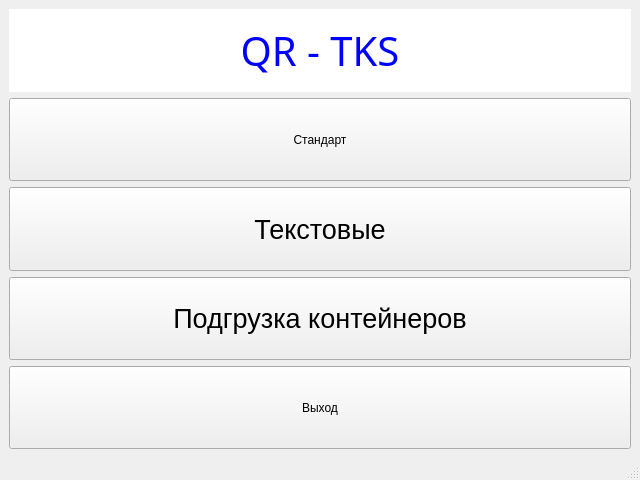
Before: the Qt Designer form mainwindow.ui in shurk4/QR, drawn with Qt 5.
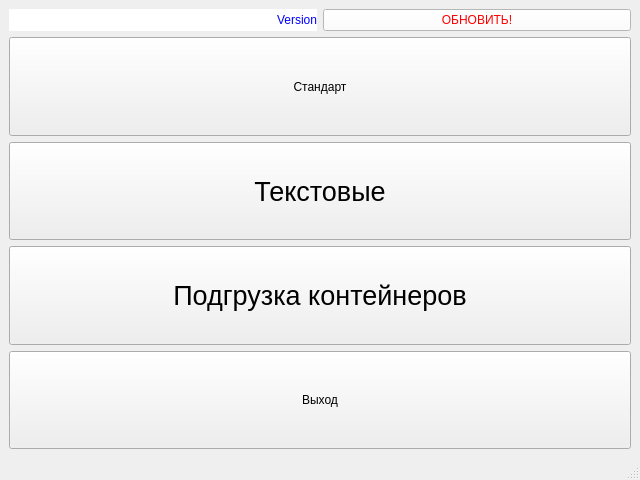
After: the same form once the commit is applied.

Commit message: Added Update funtions: class config, class version

```diff
--- a/mainwindow.ui
+++ b/mainwindow.ui
@@ -30,45 +30,35 @@
     <item row="0" column="0">
      <layout class="QVBoxLayout" name="verticalLayout">
       <item>
-       <widget class="QLabel" name="label">
-        <property name="enabled">
-         <bool>true</bool>
-        </property>
-        <property name="sizePolicy">
-         <sizepolicy hsizetype="Maximum" vsizetype="Expanding">
-          <horstretch>1</horstretch>
-          <verstretch>0</verstretch>
-         </sizepolicy>
-        </property>
-        <property name="maximumSize">
-         <size>
-          <width>1000</width>
-          <height>1000</height>
-         </size>
-        </property>
-        <property name="font">
-         <font>
-          <family>XeniaC</family>
-          <pointsize>30</pointsize>
-          <italic>false</italic>
-          <bold>false</bold>
-         </font>
-        </property>
+       <layout class="QHBoxLayout" name="horizontalLayout">
+        <item>
+         <widget class="QLabel" name="labelVersion">
         <property name="styleSheet">
          <string notr="true">background-color: rgb(255, 255, 255);
 font: 30pt &quot;XeniaC&quot;; 
 color:  rgb(0, 0, 255)</string>
         </property>
         <property name="text">
-         <string>QR - TKS</string>
-        </property>
-        <property name="textFormat">
-         <enum>Qt::AutoText</enum>
+           <string>Version</string>
         </property>
         <property name="alignment">
-         <set>Qt::AlignCenter</set>
-        </property>
-       </widget>
+           <set>Qt::AlignRight|Qt::AlignTrailing|Qt::AlignVCenter</set>
+          </property>
+         </widget>
+        </item>
+        <item>
+         <widget class="QPushButton" name="pushButton_3">
+          <property name="styleSheet">
+           <string notr="true">background-color: rgb(255, 255, 255);
+font: 30pt &quot;XeniaC&quot;; 
+color:  rgb(255, 0, 0)</string>
+          </property>
+          <property name="text">
+           <string>ОБНОВИТЬ!</string>
+          </property>
+         </widget>
+        </item>
+       </layout>
       </item>
       <item>
        <widget class="QPushButton" name="pushButtonStartBasic">
```
Left out of the diff: 2 changed lines with no effect on the pictures. Lines whose indentation alone changed are shown as unchanged. The commit also changes 14 other files.
